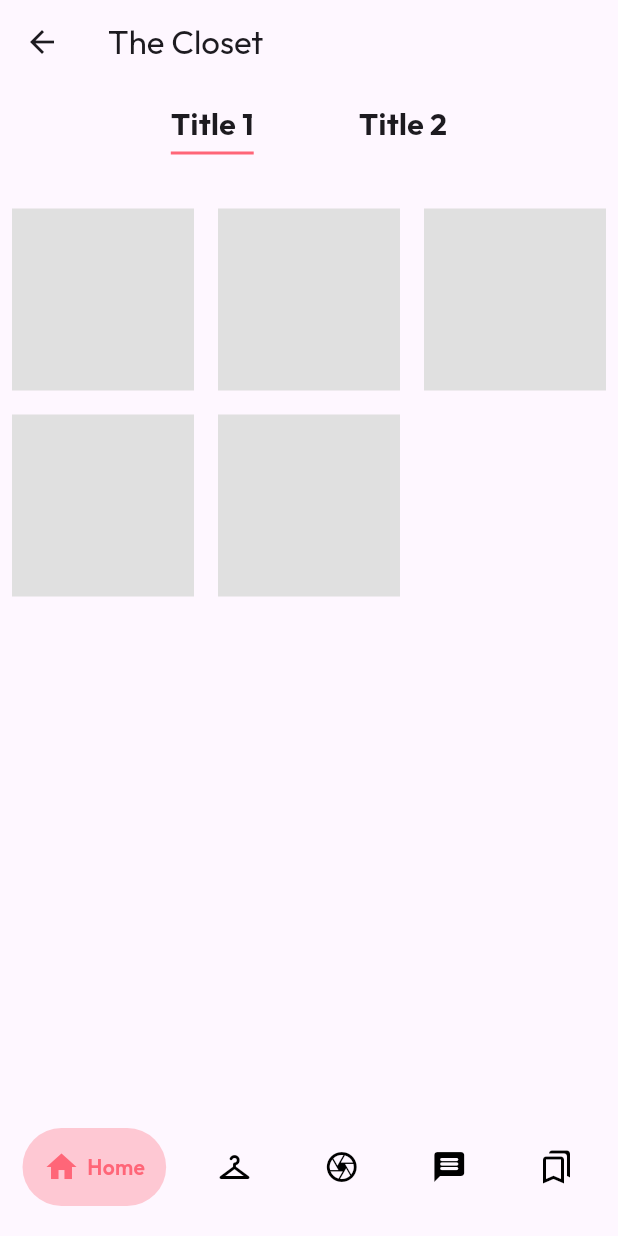
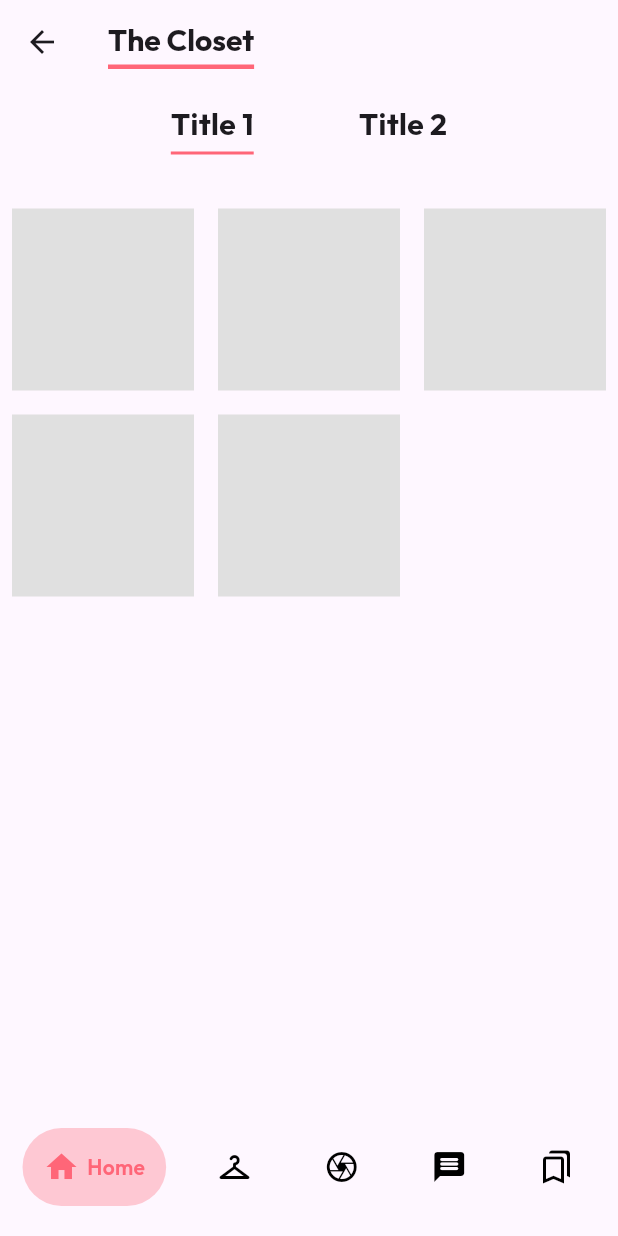
Before and after one commit to MhmdMansour4444/Chic-Check, a Flutter app: the ClosetPage screen opened by its route, on a phone screen of 412 x 824 dp. Run offline on Flutter 3.47's test engine with Material 3 defaults, Android fonts, the phone set to English and light mode, and no system bars; drawn by our look-alikes of google_nav_bar; our stand-ins replace google_fonts.

Commit message:
chores(titles): added inkwell to titles and some modifications

```diff
--- a/frontend/lib/main.dart
+++ b/frontend/lib/main.dart
@@ -21,7 +21,7 @@ class MyApp extends StatelessWidget {
     return MaterialApp(
       debugShowCheckedModeBanner: false,
       theme: themeData,
-      initialRoute: '/closet',
+      initialRoute: '/homepage',
       routes: {
         '/login': (context) => LoginPage(),
         '/register': (context) => RegisterPage(),
--- a/frontend/lib/pages/closet_page.dart
+++ b/frontend/lib/pages/closet_page.dart
@@ -26,7 +26,26 @@ class _ClosetPageState extends State<ClosetPage> {
   Widget build(BuildContext context) {
     return Scaffold(
       appBar: AppBar(
-        title: Text('The Closet'),
+        title: InkWell(
+          child: Container(
+            padding: const EdgeInsets.symmetric(vertical: 4.0),
+            decoration: const BoxDecoration(
+              border: Border(
+                bottom: BorderSide(
+                  color: Color(0xFFFF6678),
+                  width: 3.0,
+                ),
+              ),
+            ),
+            child: const Text(
+              'The Closet',
+              style: TextStyle(
+                fontSize: 20,
+                fontWeight: FontWeight.bold,
+              ),
+            ),
+          ),
+        ),
       ),
       body: Column(
         crossAxisAlignment: CrossAxisAlignment.start,
@@ -45,7 +64,7 @@ class _ClosetPageState extends State<ClosetPage> {
                         border: Border(
                           bottom: BorderSide(
                             color: _selectedTitleIndex == 0
-                                ? Color(0xFFFF6678)
+                                ? const Color(0xFFFF6678)
                                 : const Color.fromARGB(0, 255, 255, 255),
                             width: 2.0,
                           ),
@@ -69,7 +88,7 @@ class _ClosetPageState extends State<ClosetPage> {
                         border: Border(
                           bottom: BorderSide(
                             color: _selectedTitleIndex == 1
-                                ? Color(0xFFFF6678)
+                                ? const Color(0xFFFF6678)
                                 : Colors.transparent,
                             width: 2.0,
                           ),
@@ -88,11 +107,11 @@ class _ClosetPageState extends State<ClosetPage> {
               ),
             ),
           ),
-          SizedBox(height: 20),
+          const SizedBox(height: 20),
           Expanded(
             child: GridView.builder(
               itemCount: 5,
-              gridDelegate: SliverGridDelegateWithFixedCrossAxisCount(
+              gridDelegate: const SliverGridDelegateWithFixedCrossAxisCount(
                 crossAxisCount: 3,
               ),
               itemBuilder: (context, index) {
```
Also changed, not shown: frontend/lib/pages/home_page.dart (+27 -9 lines).
